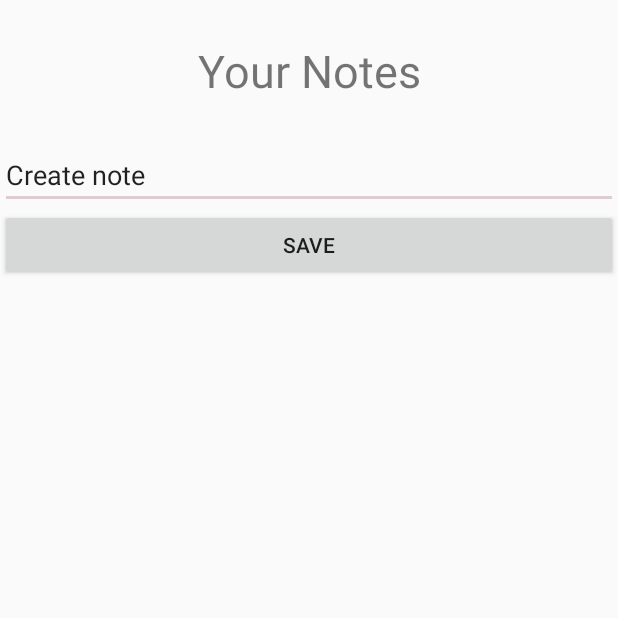
After one commit to sieczak/pam-2018-e5t1s1-workoutapp, an Android app: the notes screen opened directly, with no data from a screen before it, on a phone screen of 412 x 824 dp, the top half of it. The commit adds this screen. Run offline under Robolectric (Android 15) with nearby library versions, the phone set to English and light mode, and no system bars.

Commit message:
added notes

```diff
--- a/app/build.gradle
+++ b/app/build.gradle
@@ -35,5 +35,4 @@ dependencies {
     implementation 'com.readystatesoftware.sqliteasset:sqliteassethelper:+'
 
 
-
 }
--- /dev/null
+++ b/app/src/main/java/com/example/paulina/workoutapplication/notes.java
@@ -0,0 +1,36 @@
+package com.example.paulina.workoutapplication;
+
+import android.support.v7.app.AppCompatActivity;
+import android.os.Bundle;
+import android.view.View;
+import android.widget.Button;
+import android.widget.EditText;
+import android.widget.TextView;
+
+public class notes extends AppCompatActivity implements View.OnClickListener {
+
+    EditText miejsce;
+    Button zapisz;
+    TextView pozapisie;
+    String str_miejsce;
+    @Override
+    protected void onCreate(Bundle savedInstanceState) {
+        super.onCreate(savedInstanceState);
+        setContentView(R.layout.activity_notes);
+        miejsce=findViewById(R.id.miejsce); // łączenie kodu z elementem interfejsu
+        zapisz=findViewById(R.id.zapisz);  // łączenie kodu z elementem interfejsu
+        pozapisie=findViewById(R.id.pozapisie); // łączenie kodu z elementem interfejsu
+
+        zapisz.setOnClickListener(this);
+    }
+
+    @Override
+    public void onClick(View v) {  //tworzenie metody
+        int viewId=v.getId(); //  Przypisanie do zmiennej
+        if(viewId==R.id.zapisz){ //sprawdzenie warunku
+            str_miejsce=miejsce.getText().toString().trim(); // Usuwa wszystkie białe znaki poczatkowe i koncowej
+            String name=str_miejsce; //  Przypisanie do zmiennej
+            pozapisie.setText(name);
+        }
+    }
+}
--- /dev/null
+++ b/app/src/main/res/layout/activity_notes.xml
@@ -0,0 +1,37 @@
+<?xml version="1.0" encoding="utf-8"?>
+<LinearLayout xmlns:android="http://schemas.android.com/apk/res/android"
+    xmlns:app="http://schemas.android.com/apk/res-auto"
+    xmlns:tools="http://schemas.android.com/tools"
+    android:layout_width="match_parent"
+    android:layout_height="match_parent"
+    android:orientation="vertical"
+    tools:context=".notes">
+
+    <TextView
+        android:layout_width="match_parent"
+        android:layout_height="94dp"
+        android:gravity="center"
+        android:text="Your Notes"
+        android:textSize="30dp" />
+
+    <EditText
+        android:id="@+id/miejsce"
+        android:layout_width="match_parent"
+        android:layout_height="wrap_content"
+        android:ems="10"
+        android:inputType="textPersonName"
+        android:text="Create note" />
+
+    <Button
+        android:id="@+id/zapisz"
+        android:layout_width="match_parent"
+        android:layout_height="wrap_content"
+        android:text="Save" />
+
+    <TextView
+        android:id="@+id/pozapisie"
+        android:layout_width="match_parent"
+        android:layout_height="wrap_content"
+        android:text="" />
+
+</LinearLayout>
```
Also changed, not shown: app/src/main/AndroidManifest.xml (+5 -2 lines), app/src/main/java/com/example/paulina/workoutapplication/MainActivity.java (+11 -0 lines), app/src/main/java/com/example/paulina/workoutapplication/Utils/Notes.java (added, +36 -0 lines).
